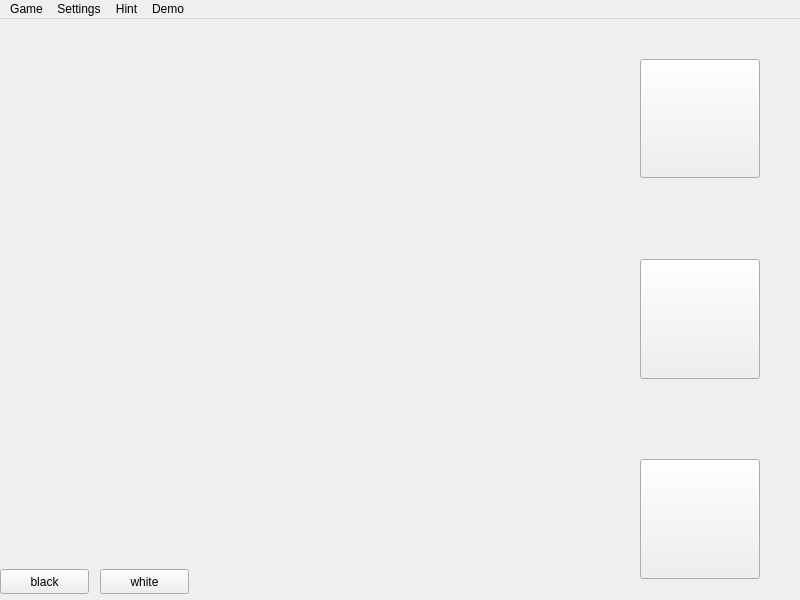
Fr1tzler/HexatoriPy, file pyQt/design.ui: the form before one commit.
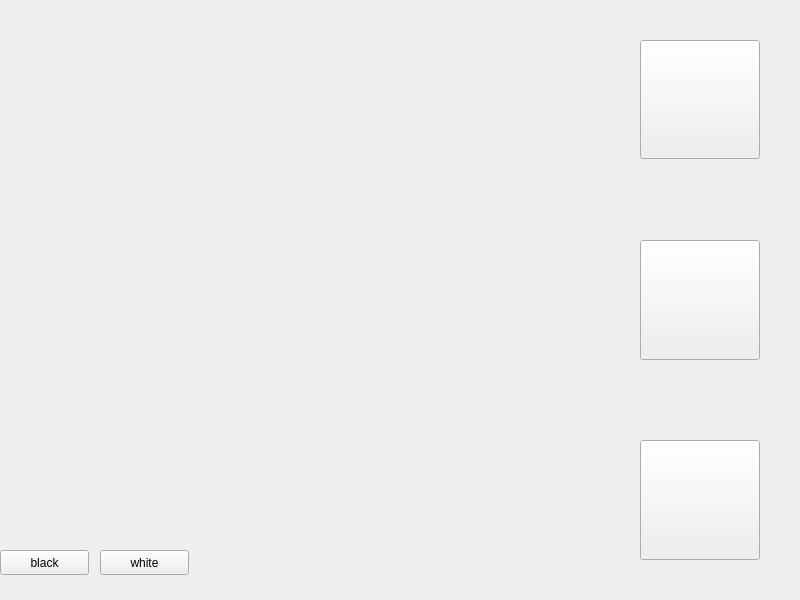
The form after the commit.

What changed in the file:
```diff
--- a/pyQt/design.ui
+++ b/pyQt/design.ui
@@ -98,45 +98,6 @@
     </property>
    </widget>
   </widget>
-  <widget class="QMenuBar" name="menuBar">
-   <property name="geometry">
-    <rect>
-     <x>0</x>
-     <y>0</y>
-     <width>800</width>
-     <height>22</height>
-    </rect>
-   </property>
-   <widget class="QMenu" name="menuFile">
-    <property name="title">
-     <string>Game</string>
-    </property>
-    <addaction name="actionSet_size"/>
-    <addaction name="separator"/>
-    <addaction name="actionUndo"/>
-    <addaction name="actionRedo"/>
-   </widget>
-   <widget class="QMenu" name="menuSetings">
-    <property name="title">
-     <string>Settings</string>
-    </property>
-    <addaction name="actionEdit_colors"/>
-   </widget>
-   <widget class="QMenu" name="menuHint">
-    <property name="title">
-     <string>Hint</string>
-    </property>
-   </widget>
-   <widget class="QMenu" name="menuDemo">
-    <property name="title">
-     <string>Demo</string>
-    </property>
-   </widget>
-   <addaction name="menuFile"/>
-   <addaction name="menuSetings"/>
-   <addaction name="menuHint"/>
-   <addaction name="menuDemo"/>
-  </widget>
   <action name="actionSet_size">
    <property name="text">
     <string>Set size</string>
```
